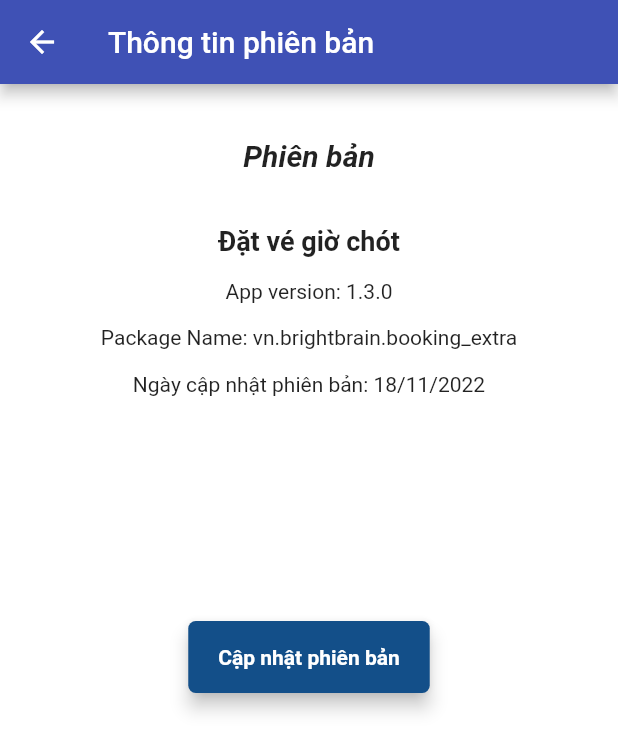
After one commit to yonkoukenny95/booking_extra, a Flutter app: the screen it shows after launch, after a tap on an icon or button, on a phone screen of 412 x 824 dp. The commit adds this screen. Shown: the top 752 px of the screen. Run offline on Flutter 3.47's test engine with Material 2 defaults, Android fonts, the phone set to English and light mode, and no system bars; our stand-ins replace dio, image_gallery_saver, open_file, screenshot; missing offline and left inert: barcode_flutter, barcode_scan, dart:ffi, flutter_sunmi_printer, flutter_webview_plugin, pattern_formatter and 1 more; accounts and stored records are empty; network calls fail.

Commit message:
- Code update

```diff
--- /dev/null
+++ b/lib/screen/infoApp.dart
@@ -0,0 +1,169 @@
+import 'dart:convert';
+import 'dart:io';
+import 'package:booking_extra/util/dialog.dart';
+import 'package:open_file/open_file.dart';
+
+import 'package:booking_extra/util/constant.dart';
+import 'package:flutter/material.dart';
+import 'package:path_provider/path_provider.dart';
+import 'package:dio/dio.dart';
+
+class InfoAppPage extends StatefulWidget {
+  InfoAppPage({Key key, this.title}) : super(key: key);
+
+  final String title;
+
+  @override
+  _InfoAppPageState createState() => _InfoAppPageState();
+}
+
+class _InfoAppPageState extends State<InfoAppPage> {
+  bool isDownloaded = false;
+  bool downloading = false;
+  String progress = '0';
+  @override
+  void initState() {
+    super.initState();
+  }
+
+  void downloadFile(String url, String fileName, String savePath) async {
+    try {
+      setState(() {
+        downloading = true;
+        print("downloading");
+      });
+
+      Dio().download(url + fileName, savePath, onReceiveProgress: (rcv, total) {
+        setState(() {
+          progress = ((rcv / total) * 100).toStringAsFixed(0);
+        });
+        if (progress == '100') {
+          setState(() {
+            isDownloaded = true;
+          });
+        } else if (double.parse(progress) < 100) {}
+      }).then((_) {
+        setState(() {
+          if (progress == '100') {
+            isDownloaded = true;
+          }
+          downloading = false;
+          OpenFile.open(savePath);
+        });
+      });
+    } catch (ex) {
+      Dialogs.showMessage(
+          context,
+          "Thông báo",
+          "Phiên bản hiện tại (" +
+              appVersion +
+              ") là bản mới nhất hoặc không có thông tin của bản cập nhật mới hơn (" +
+              nextVersion +
+              ").");
+      setState(() {
+        downloading = true;
+      });
+      print(ex.toString());
+    }
+  }
+
+  @override
+  Widget build(BuildContext context) {
+    final checkUpdateButton = Material(
+      elevation: 5.0,
+      borderRadius: BorderRadius.circular(5.0),
+      color: Color(0xff134F89),
+      child: MaterialButton(
+        padding: EdgeInsets.fromLTRB(20.0, 15.0, 20.0, 15.0),
+        onPressed: () async {
+          final appStorage = await getApplicationDocumentsDirectory();
+          String savePath = '${appStorage.path}/' + upgradeFile;
+          print(savePath);
+          downloadFile(urlDownloadUpgrade, upgradeFile, savePath);
+        },
+        child: Text("Cập nhật phiên bản",
+            textAlign: TextAlign.center,
+            style: TextStyle(color: Colors.white, fontWeight: FontWeight.bold)),
+      ),
+    );
+
+    return Scaffold(
+      appBar: new AppBar(
+        title: Text('Thông tin phiên bản'),
+        backgroundColor: Colors.indigo,
+      ),
+      body: SingleChildScrollView(
+        scrollDirection: Axis.vertical,
+        child: Center(
+          child: Container(
+            height: MediaQuery.of(context).size.height,
+            width: MediaQuery.of(context).size.width,
+            color: Colors.white,
+            child: Padding(
+              padding: const EdgeInsets.all(36.0),
+              child: (!downloading)
+                  ? Column(
+                      crossAxisAlignment: CrossAxisAlignment.center,
+                      mainAxisAlignment: MainAxisAlignment.start,
+                      children: <Widget>[
+                        Text(
+                          'Phiên bản',
+                          style: TextStyle(
+                              fontWeight: FontWeight.bold, // light
+                              fontStyle: FontStyle.italic,
+                              fontSize: 20 // italic
+                              ),
+                        ),
+                        SizedBox(height: 35),
+                        Text(
+                          appName,
+                          style: TextStyle(
+                              fontWeight: FontWeight.bold,
+                              fontSize: 18 // italic
+                              ),
+                        ),
+                        SizedBox(height: 15),
+                        Text('App version: ' + appVersion),
+                        SizedBox(height: 15),
+                        Text('Package Name: ' + packageName),
+                        SizedBox(height: 15),
+                        Text('Ngày cập nhật phiên bản: ' + lastUpdate),
+                        SizedBox(height: 150),
+                        checkUpdateButton,
+                      ],
+                    )
+                  : Column(
+                      crossAxisAlignment: CrossAxisAlignment.center,
+                      mainAxisAlignment: MainAxisAlignment.center,
+                      children: <Widget>[
+                        Text(
+                          'Phiên bản',
+                          style: TextStyle(
+                              fontWeight: FontWeight.bold, // light
+                              fontStyle: FontStyle.italic,
+                              fontSize: 20 // italic
+                              ),
+                        ),
+                        SizedBox(height: 35),
+                        Text(
+                          appName,
+                          style: TextStyle(
+                              fontWeight: FontWeight.bold,
+                              fontSize: 18 // italic
+                              ),
+                        ),
+                        SizedBox(height: 15),
+                        Text('App version: ' + nextVersion),
+                        SizedBox(height: 35.0),
+                        Text('$progress%'),
+                        SizedBox(height: 15.0),
+                        Text('Đang tải xuống...'),
+                      ],
+                    ),
+            ),
+          ),
+        ),
+      ),
+    );
+  }
+}
--- a/lib/screen/login.dart
+++ b/lib/screen/login.dart
@@ -2,14 +2,13 @@ import 'dart:convert';
 
 import 'package:booking_extra/main.dart';
 import 'package:booking_extra/model/User.dart';
-import 'package:booking_extra/screen/print.dart';
-//import 'package:booking_extra/screen/printdemo2.dart';
-import 'package:booking_extra/screen/screenshot.dart';
 import 'package:booking_extra/screen/search.dart';
 import 'package:booking_extra/util/constant.dart';
 import 'package:booking_extra/util/dialog.dart';
 import 'package:flutter/material.dart';
 import 'package:http/http.dart';
+
+import 'infoApp.dart';
 
 class LoginPage extends StatefulWidget {
   LoginPage({Key key, this.title}) : super(key: key);
@@ -25,6 +24,11 @@ class _LoginPageState extends State<LoginPage> {
   var userNmController = TextEditingController();
   var passwordController = TextEditingController();
 
+  @override
+  void initState() {
+    super.initState();
+  }
+
   login() async {
     var map = new Map<String, dynamic>();
     map["UserNm"] = userNmController.text;
@@ -34,12 +38,13 @@ class _LoginPageState extends State<LoginPage> {
       Dialogs.showLoadingDialog(context, _keyLoader);
       print(host + '/Account/Validate');
       Client client = Client();
-      var res = await client.post(Uri.parse(host + '/Account/Validate'), body: jsonEncode(map), headers: header);
+      var res = await client.post(Uri.parse(host + '/Account/Validate'),
+          body: jsonEncode(map), headers: header);
       if (res.statusCode == 200) {
         MyApp.userNm = userNmController.text;
         MyApp.user = User.fromJson(json.decode(res.body));
         print(res.body);
-        Navigator.of(_keyLoader.currentContext,rootNavigator: true).pop();
+        Navigator.of(_keyLoader.currentContext, rootNavigator: true).pop();
         Navigator.pushReplacement(
           context,
           MaterialPageRoute(builder: (context) => SearchPage()),
@@ -50,8 +55,9 @@ class _LoginPageState extends State<LoginPage> {
         throw Exception('Server error');
       }
     } catch (ex) {
-      Navigator.of(_keyLoader.currentContext,rootNavigator: true).pop();
-      Dialogs.showMessage(context, "Đăng nhập thất bại", "Sai tên đăng nhập, mật khẩu hoặc tình trạng kết nối internet.");
+      Navigator.of(_keyLoader.currentContext, rootNavigator: true).pop();
+      Dialogs.showMessage(context, "Đăng nhập thất bại",
+          "Sai tên đăng nhập, mật khẩu hoặc tình trạng kết nối internet.");
       print(ex);
     }
   }
@@ -126,16 +132,38 @@ class _LoginPageState extends State<LoginPage> {
         onPressed: () async {
           login();
         },
-        child: Text("Đăng nhập", textAlign: TextAlign.center, style: TextStyle(color: Colors.white, fontWeight: FontWeight.bold)),
+        child: Text("Đăng nhập",
+            textAlign: TextAlign.center,
+            style: TextStyle(color: Colors.white, fontWeight: FontWeight.bold)),
+      ),
+    );
+
+    final checkUpdateButton = Material(
+      child: MaterialButton(
+        child: Row(
+            crossAxisAlignment: CrossAxisAlignment.center,
+            mainAxisAlignment: MainAxisAlignment.center,
+            children: [
+              Text('App version:' + appVersion),
+              SizedBox(width: 25.0),
+              Icon(Icons.arrow_right, color: Color(0xff134F89)),
+            ]),
+        onPressed: () async {
+          Navigator.push(
+            context,
+            MaterialPageRoute(builder: (context) => InfoAppPage()),
+          );
+        },
       ),
     );
 
     return Scaffold(
       body: SingleChildScrollView(
         scrollDirection: Axis.vertical,
-        child:Center(
+        child: Center(
           child: Container(
             color: Colors.white,
+            height:MediaQuery.of(context).size.height,
             child: Padding(
               padding: const EdgeInsets.all(36.0),
               child: Column(
@@ -158,13 +186,18 @@ class _LoginPageState extends State<LoginPage> {
                   ),
                   loginButton,
                   SizedBox(
+                    height: 150,
+                  ),
+                  checkUpdateButton,
+                  SizedBox(
                     height: 15.0,
                   ),
                 ],
               ),
             ),
           ),
-      ),),
+        ),
+      ),
     );
   }
 }
--- a/lib/screen/screenshot.dart
+++ b/lib/screen/screenshot.dart
@@ -138,8 +138,8 @@ class _ScreenShotPage extends State<ScreenShotPage> {
                     ),
                   ]),
                   SizedBox(height: 20),
-                  Text('Vui lòng có mặt 15 phút trước giờ tàu chạy tại '+ticket.harbor, style: TextStyle(fontSize: 15)),
-                  Text('Please be presented 30 minutes prior to the depart time at '+ticket.harbor, style: TextStyle(fontSize: 15)),
+                  //Text('Vui lòng có mặt 15 phút trước giờ tàu chạy tại '+ticket.harbor, style: TextStyle(fontSize: 15)),
+                  //Text('Please be presented 30 minutes prior to the depart time at '+ticket.harbor, style: TextStyle(fontSize: 15)),
                 ]),
           );
         });
--- a/lib/screen/search.dart
+++ b/lib/screen/search.dart
@@ -23,6 +23,7 @@ class _SearchPageState extends State<SearchPage> {
   final dateController = TextEditingController();
   List<Voyage> listVoyage = [];
   DateTime selectedDate;
+  String messageDisplayInVoyage = "Chọn ngày khởi hành và tuyến";
 
   _searchVoyage() async {
     try {
@@ -36,6 +37,9 @@ class _SearchPageState extends State<SearchPage> {
       if (res.statusCode == 200) {
         if (res.contentLength != 0) {
           var resultJson = json.decode(res.body);
+          if(resultJson.length == 0){
+            messageDisplayInVoyage = "Không có chuyến";
+          }
           for (var voyage in resultJson) {
             listVoyage.add(Voyage.fromJson(voyage));
           }
@@ -147,7 +151,7 @@ class _SearchPageState extends State<SearchPage> {
         separatorBuilder: (BuildContext context, int index) => const Divider(),
       );
     } else
-      return Center(child: Text("Chọn ngày khởi hành và tuyến"));
+      return Center(child: Text(messageDisplayInVoyage));
   }
 
   @override
--- a/lib/util/constant.dart
+++ b/lib/util/constant.dart
@@ -1,12 +1,24 @@
 import 'package:intl/intl.dart';
 
+const String appVersion = "1.3.0";
+const String nextVersion = "1.4.0";
+const String packageName = "vn.brightbrain.booking_extra";
+const String lastUpdate = "18/11/2022";
+const String appName = "Đặt vé giờ chót";
+const currentFile = packageName + "-" + appVersion + ".apk";
+const upgradeFile = packageName + "-" + nextVersion + ".apk";
+const urlDownloadUpgrade = "http://brightbrain.ddns.net:8099/download/";
 //const String host = 'http://datve.phuquocexpress.com/BookingOT';
 //const String host = 'http://192.168.1.29/BookingOverTime/Api';
 const String host = 'http://brightbrain.ddns.net:5000/bookingovertime';
-const String urlBookingTicket = host +'';
+const String urlBookingTicket = host + '';
 const String urlDataSource = host + '';
-const Map<String, String> header = {"Content-Type": "application/json", "PQE-ApiKey": "PQE/API", "Authorization": "Basic "
-    "QXV0aGVudGljYXRlZEFwaVVzZXI6MTIzQGJjIUAj"};
+const Map<String, String> header = {
+  "Content-Type": "application/json",
+  "PQE-ApiKey": "PQE/API",
+  "Authorization": "Basic "
+      "QXV0aGVudGljYXRlZEFwaVVzZXI6MTIzQGJjIUAj"
+};
 calculateAge(String str) {
   DateTime birthDate = DateFormat('dd/MM/yyyy').parse(str);
   DateTime currentDate = DateTime.now();
```
Also changed, not shown: lib/model/TicketPrice.dart (+7 -1 lines), lib/screen/passenger.dart (+54 -30 lines), pubspec.yaml (+5 -3 lines), assets/ic_logo.png, pubspec.lock, 10 other files. Lines whose indentation alone changed are shown as unchanged.
